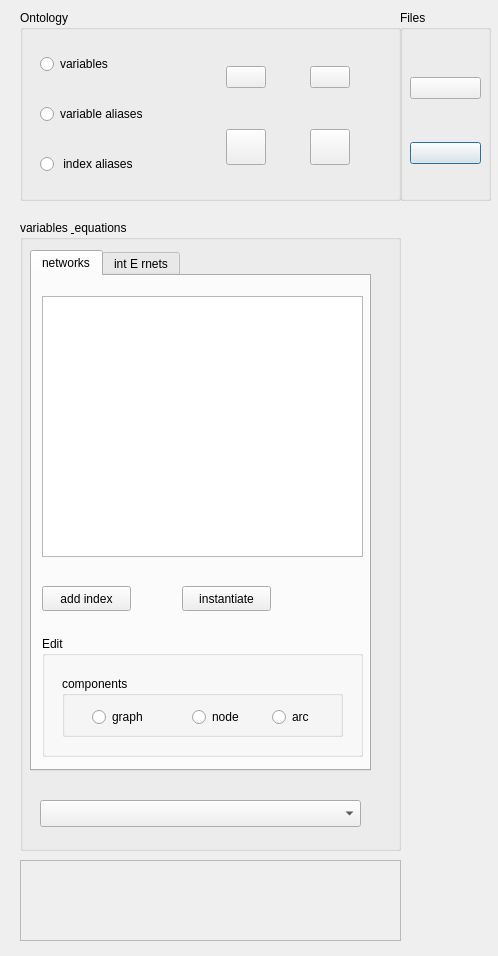
Above: packages/OntologyBuilder/OntologyEquationEditor/ui_ontology_design.ui from heinz-preisig/ProMo13 before the change. Below: the same form after it.
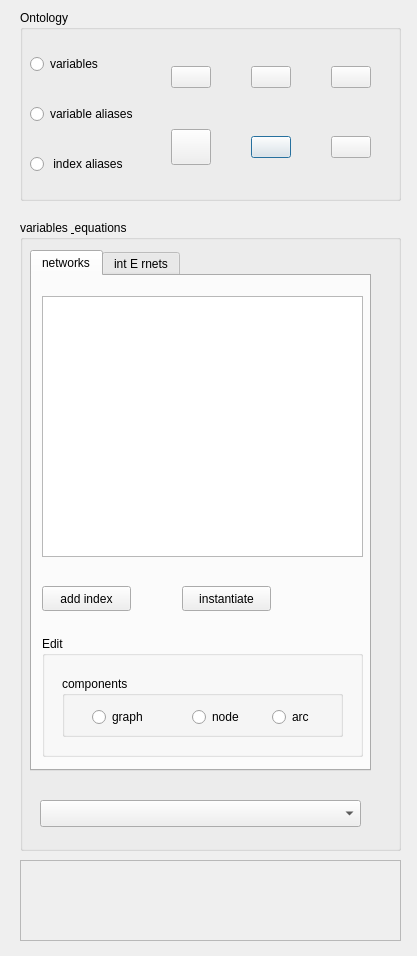
That is the form after the change.

The edit to the form file:
```diff
--- a/packages/OntologyBuilder/OntologyEquationEditor/ui_ontology_design.ui
+++ b/packages/OntologyBuilder/OntologyEquationEditor/ui_ontology_design.ui
@@ -6,7 +6,7 @@
    <rect>
     <x>0</x>
     <y>0</y>
-    <width>498</width>
+    <width>417</width>
     <height>956</height>
    </rect>
   </property>
@@ -202,9 +202,9 @@
    <widget class="QWidget" name="layoutWidget">
     <property name="geometry">
      <rect>
-      <x>20</x>
+      <x>10</x>
       <y>20</y>
-      <width>348</width>
+      <width>341</width>
       <height>171</height>
      </rect>
     </property>
@@ -258,20 +258,20 @@
      </item>
      <item>
       <layout class="QGridLayout" name="gridLayout">
-       <item row="2" column="5">
-        <spacer name="horizontalSpacer_4">
+       <item row="2" column="3">
+        <spacer name="verticalSpacer_2">
          <property name="orientation">
-          <enum>Qt::Horizontal</enum>
+          <enum>Qt::Vertical</enum>
          </property>
          <property name="sizeHint" stdset="0">
           <size>
-           <width>40</width>
-           <height>20</height>
+           <width>20</width>
+           <height>40</height>
           </size>
          </property>
         </spacer>
        </item>
-       <item row="0" column="2">
+       <item row="0" column="1">
         <spacer name="verticalSpacer_4">
          <property name="orientation">
           <enum>Qt::Vertical</enum>
@@ -284,7 +284,7 @@
          </property>
         </spacer>
        </item>
-       <item row="4" column="4">
+       <item row="4" column="3">
         <spacer name="verticalSpacer_7">
          <property name="orientation">
           <enum>Qt::Vertical</enum>
@@ -297,112 +297,8 @@
          </property>
         </spacer>
        </item>
-       <item row="3" column="5">
-        <spacer name="horizontalSpacer_5">
-         <property name="orientation">
-          <enum>Qt::Horizontal</enum>
-         </property>
-         <property name="sizeHint" stdset="0">
-          <size>
-           <width>40</width>
-           <height>20</height>
-          </size>
-         </property>
-        </spacer>
-       </item>
-       <item row="2" column="4">
-        <spacer name="verticalSpacer_2">
-         <property name="orientation">
-          <enum>Qt::Vertical</enum>
-         </property>
-         <property name="sizeHint" stdset="0">
-          <size>
-           <width>20</width>
-           <height>40</height>
-          </size>
-         </property>
-        </spacer>
-       </item>
-       <item row="1" column="3">
-        <spacer name="horizontalSpacer_2">
-         <property name="orientation">
-          <enum>Qt::Horizontal</enum>
-         </property>
-         <property name="sizeHint" stdset="0">
-          <size>
-           <width>40</width>
-           <height>20</height>
-          </size>
-         </property>
-        </spacer>
-       </item>
-       <item row="3" column="3">
-        <spacer name="verticalSpacer_3">
-         <property name="orientation">
-          <enum>Qt::Vertical</enum>
-         </property>
-         <property name="sizeHint" stdset="0">
-          <size>
-           <width>20</width>
-           <height>40</height>
-          </size>
-         </property>
-        </spacer>
-       </item>
-       <item row="4" column="2">
-        <spacer name="verticalSpacer_5">
-         <property name="orientation">
-          <enum>Qt::Vertical</enum>
-         </property>
-         <property name="sizeHint" stdset="0">
-          <size>
-           <width>20</width>
-           <height>40</height>
-          </size>
-         </property>
-        </spacer>
-       </item>
-       <item row="0" column="4">
-        <spacer name="verticalSpacer_6">
-         <property name="orientation">
-          <enum>Qt::Vertical</enum>
-         </property>
-         <property name="sizeHint" stdset="0">
-          <size>
-           <width>20</width>
-           <height>40</height>
-          </size>
-         </property>
-        </spacer>
-       </item>
-       <item row="1" column="0">
-        <spacer name="horizontalSpacer_3">
-         <property name="orientation">
-          <enum>Qt::Horizontal</enum>
-         </property>
-         <property name="sizeHint" stdset="0">
-          <size>
-           <width>40</width>
-           <height>20</height>
-          </size>
-         </property>
-        </spacer>
-       </item>
-       <item row="2" column="2">
-        <spacer name="verticalSpacer">
-         <property name="orientation">
-          <enum>Qt::Vertical</enum>
-         </property>
-         <property name="sizeHint" stdset="0">
-          <size>
-           <width>20</width>
-           <height>40</height>
-          </size>
-         </property>
-        </spacer>
-       </item>
-       <item row="3" column="0">
-        <spacer name="horizontalSpacer_6">
+       <item row="3" column="4">
+        <spacer name="horizontalSpacer_4">
          <property name="orientation">
           <enum>Qt::Horizontal</enum>
          </property>
@@ -415,19 +311,22 @@
         </spacer>
        </item>
        <item row="1" column="5">
-        <spacer name="horizontalSpacer_7">
-         <property name="orientation">
-          <enum>Qt::Horizontal</enum>
+        <widget class="QPushButton" name="pushWrite">
+         <property name="toolTip">
+          <string>&lt;html&gt;&lt;head/&gt;&lt;body&gt;&lt;p&gt;- compiles into all available code languages&lt;/p&gt;&lt;p&gt;- writes equations and variables as well as index file&lt;/p&gt;&lt;p&gt;- generates latex files with dot graphs&lt;/p&gt;&lt;/body&gt;&lt;/html&gt;</string>
          </property>
-         <property name="sizeHint" stdset="0">
-          <size>
-           <width>40</width>
-           <height>20</height>
-          </size>
+         <property name="text">
+          <string/>
          </property>
-        </spacer>
+         <property name="autoDefault">
+          <bool>false</bool>
+         </property>
+         <property name="default">
+          <bool>true</bool>
+         </property>
+        </widget>
        </item>
-       <item row="1" column="4">
+       <item row="1" column="3">
         <widget class="QPushButton" name="pushCompile">
          <property name="sizePolicy">
           <sizepolicy hsizetype="Minimum" vsizetype="Expanding">
@@ -443,7 +342,20 @@
          </property>
         </widget>
        </item>
-       <item row="1" column="2">
+       <item row="1" column="4">
+        <spacer name="horizontalSpacer_3">
+         <property name="orientation">
+          <enum>Qt::Horizontal</enum>
+         </property>
+         <property name="sizeHint" stdset="0">
+          <size>
+           <width>40</width>
+           <height>20</height>
+          </size>
+         </property>
+        </spacer>
+       </item>
+       <item row="1" column="1">
         <widget class="QPushButton" name="pushInfo">
          <property name="sizePolicy">
           <sizepolicy hsizetype="Expanding" vsizetype="Expanding">
@@ -459,29 +371,20 @@
          </property>
         </widget>
        </item>
-       <item row="3" column="4">
-        <widget class="QPushButton" name="pushMakeAllVarEqPictures">
-         <property name="sizePolicy">
-          <sizepolicy hsizetype="Expanding" vsizetype="Expanding">
-           <horstretch>0</horstretch>
-           <verstretch>0</verstretch>
-          </sizepolicy>
+       <item row="1" column="2">
+        <spacer name="horizontalSpacer_2">
+         <property name="orientation">
+          <enum>Qt::Horizontal</enum>
          </property>
-         <property name="toolTip">
-          <string>&lt;html&gt;&lt;head/&gt;&lt;body&gt;&lt;p&gt;- compiles into all available code languages&lt;/p&gt;&lt;p&gt;- writes equations and variables as well as index file&lt;/p&gt;&lt;p&gt;- generates latex files with dot graphs&lt;/p&gt;&lt;/body&gt;&lt;/html&gt;</string>
+         <property name="sizeHint" stdset="0">
+          <size>
+           <width>40</width>
+           <height>20</height>
+          </size>
          </property>
-         <property name="text">
-          <string/>
-         </property>
-         <property name="autoDefault">
-          <bool>false</bool>
-         </property>
-         <property name="default">
-          <bool>true</bool>
-         </property>
-        </widget>
+        </spacer>
        </item>
-       <item row="3" column="2">
+       <item row="3" column="1">
         <widget class="QPushButton" name="pushExit">
          <property name="sizePolicy">
           <sizepolicy hsizetype="Expanding" vsizetype="Expanding">
@@ -503,71 +406,91 @@
          </property>
         </widget>
        </item>
+       <item row="3" column="2">
+        <spacer name="verticalSpacer_3">
+         <property name="orientation">
+          <enum>Qt::Vertical</enum>
+         </property>
+         <property name="sizeHint" stdset="0">
+          <size>
+           <width>20</width>
+           <height>40</height>
+          </size>
+         </property>
+        </spacer>
+       </item>
+       <item row="4" column="1">
+        <spacer name="verticalSpacer_5">
+         <property name="orientation">
+          <enum>Qt::Vertical</enum>
+         </property>
+         <property name="sizeHint" stdset="0">
+          <size>
+           <width>20</width>
+           <height>40</height>
+          </size>
+         </property>
+        </spacer>
+       </item>
+       <item row="2" column="1">
+        <spacer name="verticalSpacer">
+         <property name="orientation">
+          <enum>Qt::Vertical</enum>
+         </property>
+         <property name="sizeHint" stdset="0">
+          <size>
+           <width>20</width>
+           <height>40</height>
+          </size>
+         </property>
+        </spacer>
+       </item>
+       <item row="0" column="3">
+        <spacer name="verticalSpacer_6">
+         <property name="orientation">
+          <enum>Qt::Vertical</enum>
+         </property>
+         <property name="sizeHint" stdset="0">
+          <size>
+           <width>20</width>
+           <height>40</height>
+          </size>
+         </property>
+        </spacer>
+       </item>
+       <item row="3" column="5">
+        <widget class="QPushButton" name="pushShowVariables">
+         <property name="toolTip">
+          <string>&lt;html&gt;&lt;head/&gt;&lt;body&gt;&lt;p&gt;- compiles into all available code languages&lt;/p&gt;&lt;p&gt;- writes equations and variables as well as index file&lt;/p&gt;&lt;p&gt;- generates latex files with dot graphs&lt;/p&gt;&lt;/body&gt;&lt;/html&gt;</string>
+         </property>
+         <property name="text">
+          <string/>
+         </property>
+         <property name="autoDefault">
+          <bool>false</bool>
+         </property>
+         <property name="default">
+          <bool>true</bool>
+         </property>
+        </widget>
+       </item>
+       <item row="3" column="3">
+        <widget class="QPushButton" name="pushShowPDF">
+         <property name="toolTip">
+          <string>&lt;html&gt;&lt;head/&gt;&lt;body&gt;&lt;p&gt;- compiles into all available code languages&lt;/p&gt;&lt;p&gt;- writes equations and variables as well as index file&lt;/p&gt;&lt;p&gt;- generates latex files with dot graphs&lt;/p&gt;&lt;/body&gt;&lt;/html&gt;</string>
+         </property>
+         <property name="text">
+          <string/>
+         </property>
+         <property name="autoDefault">
+          <bool>false</bool>
+         </property>
+         <property name="default">
+          <bool>true</bool>
+         </property>
+        </widget>
+       </item>
       </layout>
-     </item>
-     <item>
-      <layout class="QVBoxLayout" name="verticalLayout_2">
-       <property name="sizeConstraint">
-        <enum>QLayout::SetMinimumSize</enum>
-       </property>
-      </layout>
-     </item>
-    </layout>
-   </widget>
-  </widget>
-  <widget class="QGroupBox" name="groupFiles">
-   <property name="geometry">
-    <rect>
-     <x>400</x>
-     <y>10</y>
-     <width>91</width>
-     <height>191</height>
-    </rect>
-   </property>
-   <property name="title">
-    <string>Files</string>
-   </property>
-   <widget class="QWidget" name="verticalLayoutWidget">
-    <property name="geometry">
-     <rect>
-      <x>10</x>
-      <y>30</y>
-      <width>71</width>
-      <height>161</height>
-     </rect>
-    </property>
-    <layout class="QVBoxLayout" name="verticalLayout_3">
-     <item>
-      <widget class="QPushButton" name="pushWrite">
-       <property name="toolTip">
-        <string>&lt;html&gt;&lt;head/&gt;&lt;body&gt;&lt;p&gt;- compiles into all available code languages&lt;/p&gt;&lt;p&gt;- writes equations and variables as well as index file&lt;/p&gt;&lt;p&gt;- generates latex files with dot graphs&lt;/p&gt;&lt;/body&gt;&lt;/html&gt;</string>
-       </property>
-       <property name="text">
-        <string/>
-       </property>
-       <property name="autoDefault">
-        <bool>false</bool>
-       </property>
-       <property name="default">
-        <bool>true</bool>
-       </property>
-      </widget>
-     </item>
-     <item>
-      <widget class="QPushButton" name="pushShowVariables">
-       <property name="toolTip">
-        <string>&lt;html&gt;&lt;head/&gt;&lt;body&gt;&lt;p&gt;- compiles into all available code languages&lt;/p&gt;&lt;p&gt;- writes equations and variables as well as index file&lt;/p&gt;&lt;p&gt;- generates latex files with dot graphs&lt;/p&gt;&lt;/body&gt;&lt;/html&gt;</string>
-       </property>
-       <property name="text">
-        <string/>
-       </property>
-       <property name="autoDefault">
-        <bool>false</bool>
-       </property>
-       <property name="default">
-        <bool>true</bool>
-       </property>
-      </widget>
      </item>
     </layout>
    </widget>
```
